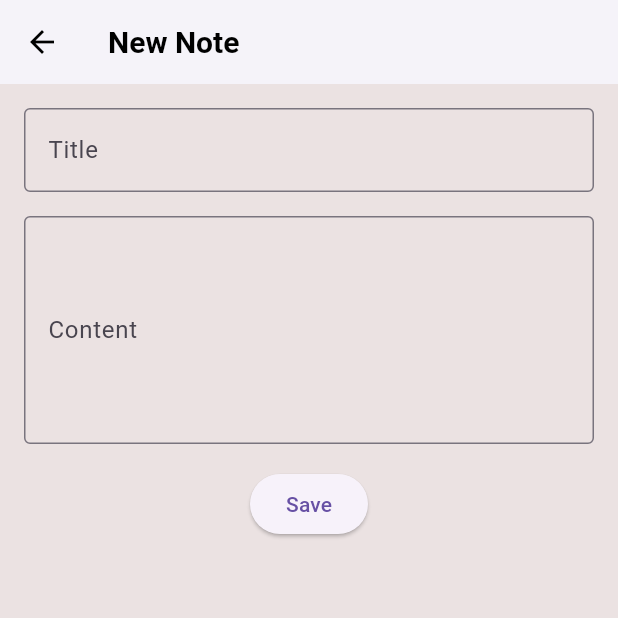
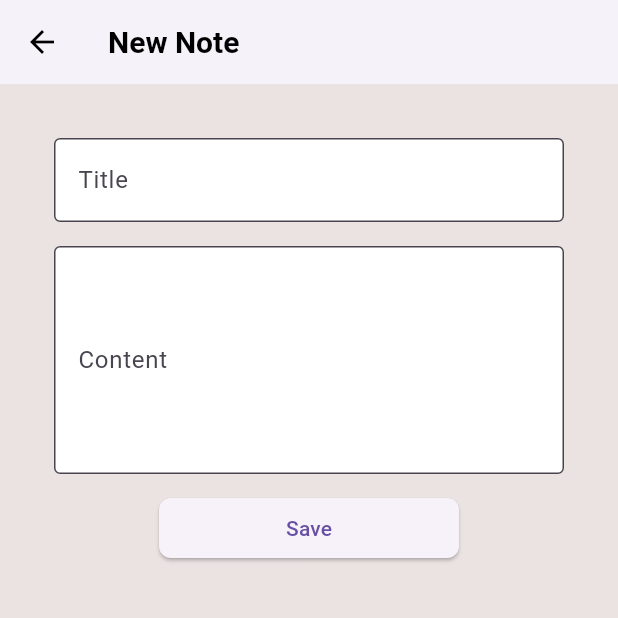
Before and after one commit to aguilanbon/note-taking-app, a Flutter app: the screen it shows after launch, after a tap on the "add" icon, on a phone screen of 412 x 824 dp, the top half of it. Run offline on Flutter 3.47's test engine with Material 3 defaults, Android fonts, the phone set to English and light mode, and no system bars; our stand-ins replace bloc, flutter_bloc, freezed_annotation, go_router, shared_preferences; network calls fail.

Commit message:
ui improvements

```diff
--- a/lib/cubit/notes_cubit.dart
+++ b/lib/cubit/notes_cubit.dart
@@ -27,6 +27,7 @@ class NotesCubit extends Cubit<NotesState> {
     emit(const NotesState.loading());
 
     try {
+      await Future.delayed(Duration(seconds: 2));
       final notes = await _notesService.fetchNotesFromCache();
       emit(NotesState.loaded(notes: notes));
     } catch (e) {
@@ -71,7 +72,6 @@ class NotesCubit extends Cubit<NotesState> {
 
   /// Delete note
   Future<void> deleteNote(String id) async {
-    print(id);
     emit(const NotesState.loading());
     try {
       final updatedNotesList = await _notesService.deleteNote(id);
--- a/lib/pages/add_edit_note_screen.dart
+++ b/lib/pages/add_edit_note_screen.dart
@@ -24,6 +24,8 @@ class AddEditNoteScreen extends StatelessWidget {
         showBackButton: true,
       ),
       body: SafeArea(
+        child: Padding(
+          padding: const EdgeInsets.all(20.0),
           child: BlocConsumer<NotesCubit, NotesState>(
             listener: (context, state) {
               state.maybeWhen(
@@ -56,6 +58,8 @@ class AddEditNoteScreen extends StatelessWidget {
                       decoration: const InputDecoration(
                         labelText: 'Title',
                         border: OutlineInputBorder(),
+                        fillColor: Colors.white,
+                        filled: true,
                       ),
                     ),
                     const SizedBox(height: 16),
@@ -65,14 +69,18 @@ class AddEditNoteScreen extends StatelessWidget {
                       decoration: const InputDecoration(
                         labelText: 'Content',
                         border: OutlineInputBorder(),
+                        fillColor: Colors.white,
+                        filled: true,
                       ),
                     ),
                     const SizedBox(height: 16),
-                  ElevatedButton(
+                    SizedBox(
+                      height: 40,
+                      width: 200,
+                      child: ElevatedButton(
                         onPressed: () {
                           final title = _titleController.text;
                           final content = _contentController.text;
-
                           if (title.isNotEmpty && content.isNotEmpty) {
                             final newNote = Note(
                               id: note != null
@@ -89,19 +97,26 @@ class AddEditNoteScreen extends StatelessWidget {
                           } else {
                             ScaffoldMessenger.of(context).showSnackBar(
                               const SnackBar(
-                              content:
-                                  Text('Title and content cannot be empty')),
+                                  content: Text(
+                                      'Title and content cannot be empty')),
                             );
                           }
                         },
+                        style: ElevatedButton.styleFrom(
+                          shape: RoundedRectangleBorder(
+                            borderRadius: BorderRadius.circular(8),
+                          ),
+                        ),
                         child: const Text('Save'),
                       ),
+                    )
                   ],
                 ),
               );
             },
           ),
         ),
+      ),
     );
   }
 }
--- a/lib/services/notes_services.dart
+++ b/lib/services/notes_services.dart
@@ -17,7 +17,7 @@ class NotesServices {
         jsonDecode(response.body);
         final notes =
             (data as List).map((json) => Note.fromJson(json)).toList();
-        cacheNotes(notes);
+        _cacheNotes(notes);
         return notes;
       } else {
         throw Exception('Failed to load notes');
@@ -35,11 +35,6 @@ class NotesServices {
       return decodedData.map((json) => Note.fromJson(json)).toList();
     }
     return [];
-  }
-
-  Future<void> cacheNotes(List<Note> notes) async {
-    final prefs = await SharedPreferences.getInstance();
-    prefs.setString(cacheKey, jsonEncode(notes));
   }
 
   Future<Note?> fetchNoteById(String id) async {
@@ -95,4 +90,9 @@ class NotesServices {
       return [];
     }
   }
+
+  Future<void> _cacheNotes(List<Note> notes) async {
+    final prefs = await SharedPreferences.getInstance();
+    prefs.setString(cacheKey, jsonEncode(notes));
+  }
 }
```
Also changed, not shown: lib/pages/note_list_screen.dart (+20 -7 lines), lib/pages/view_note_screen.dart (+6 -1 lines). Lines whose indentation alone changed are shown as unchanged.
